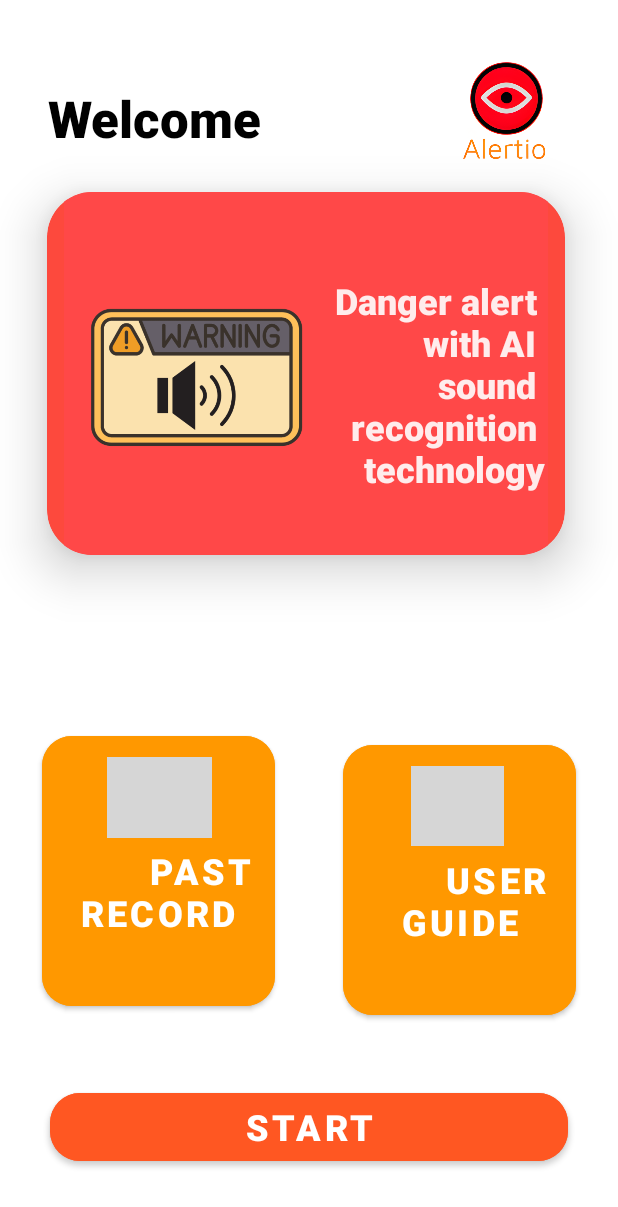
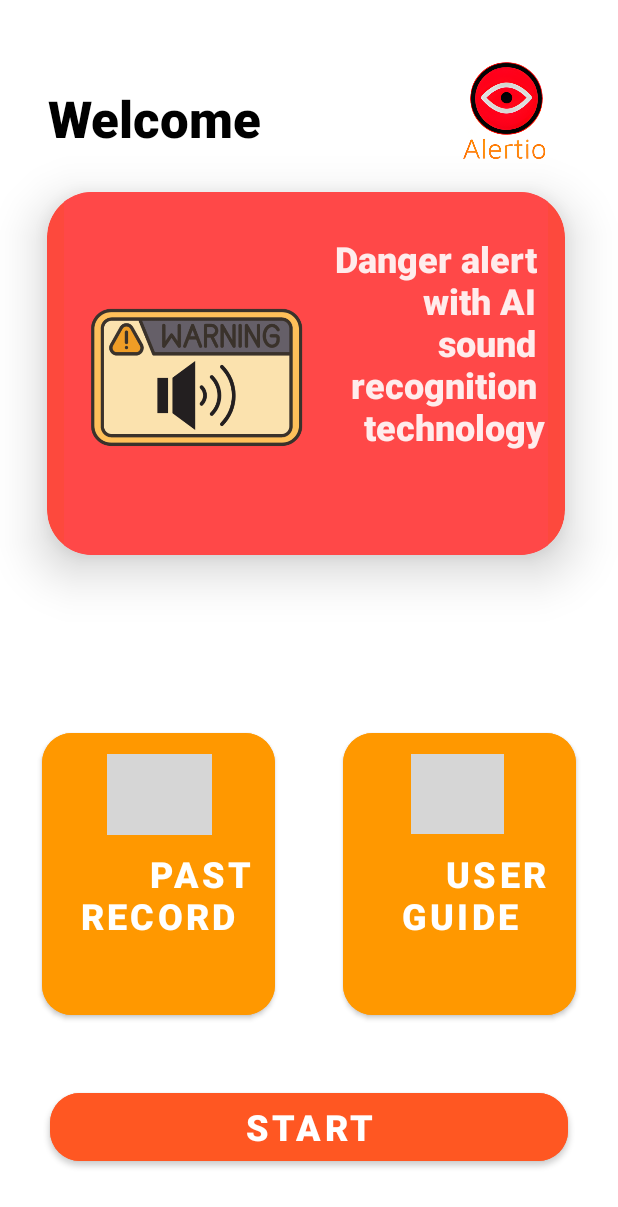
Before and after one commit to u3569037/Alertio, an Android app: the screen it shows after launch (Homepage), on a phone screen of 412 x 824 dp. Shown: the top 1207 px of the screen. Run offline under Robolectric (Android 15) with nearby library versions, the phone set to English and light mode, and no system bars; Roboto replaces fonts that are not available here; grey boxes are pictures that could not be loaded.

```diff
--- a/app/src/main/java/com/example/alertio/PastRecord.kt
+++ b/app/src/main/java/com/example/alertio/PastRecord.kt
@@ -27,7 +27,7 @@ class PastRecord : AppCompatActivity() {
                     temp = ""
                 }
             }
-            Toast.makeText(getBaseContext(), "file read", Toast.LENGTH_SHORT).show()
+            //Toast.makeText(getBaseContext(), "file read", Toast.LENGTH_SHORT).show()
 
         }
             catch (e: Exception) {
--- a/app/src/main/res/layout/activity_homepage.xml
+++ b/app/src/main/res/layout/activity_homepage.xml
@@ -58,11 +58,11 @@
 
         <TextView
             android:id="@+id/cardmsg"
-            android:layout_width="332dp"
+            android:layout_width="332sp"
             android:layout_height="match_parent"
             android:alpha="0.9"
             android:fontFamily="sans-serif-black"
-            android:text="\n\n Danger alert \n  with AI \n sound \n recognition \n technology"
+            android:text="\n Danger alert \n  with AI \n sound \n recognition \n technology"
             android:textAlignment="viewEnd"
             android:textColor="@color/white"
             android:textSize="24sp"
@@ -76,11 +76,11 @@
 
     <Button
         android:id="@+id/recordbutton"
-        android:layout_width="155dp"
-        android:layout_height="192dp"
-        android:layout_marginStart="28dp"
-        android:layout_marginTop="44dp"
-        android:layout_marginBottom="41dp"
+        android:layout_width="155sp"
+        android:layout_height="200sp"
+        android:layout_marginStart="28sp"
+        android:layout_marginTop="44sp"
+        android:layout_marginBottom="40sp"
         android:backgroundTint="#FF9800"
         android:fontFamily="sans-serif-black"
         android:text="\t \t \t \t \t \t \t \t \t \t \t \t  Past record"
@@ -90,15 +90,15 @@
         app:layout_constraintBottom_toTopOf="@+id/startbutton"
         app:layout_constraintStart_toStartOf="parent"
         app:layout_constraintTop_toBottomOf="@+id/cardView"
-        app:layout_constraintVertical_bias="0.941" />
+        app:layout_constraintVertical_bias="1.0" />
 
     <Button
         android:id="@+id/guidebutton"
-        android:layout_width="155dp"
-        android:layout_height="192dp"
-        android:layout_marginTop="45dp"
-        android:layout_marginEnd="28dp"
-        android:layout_marginBottom="40dp"
+        android:layout_width="155sp"
+        android:layout_height="200sp"
+        android:layout_marginTop="45sp"
+        android:layout_marginEnd="28sp"
+        android:layout_marginBottom="40sp"
         android:backgroundTint="#FF9800"
         android:fontFamily="sans-serif-black"
         android:text="\t \t \t \t \t \t \t \t \t \t \t \t User guide"
--- a/app/src/main/res/layout/activity_list_item.xml
+++ b/app/src/main/res/layout/activity_list_item.xml
@@ -14,7 +14,7 @@
         android:paddingBottom="1sp"
         android:text="Bicycle"
         android:textColor="#F44336"
-        android:textSize="20sp"
+        android:textSize="16sp"
         android:textStyle="bold"
         tools:fontFamily="sans-serif-medium" />
 
@@ -27,7 +27,7 @@
         android:paddingBottom="1sp"
         android:text="20221118 12:22:39"
         android:textColor="#000000"
-        android:textSize="18sp"
+        android:textSize="16sp"
         android:textStyle="bold" />
 
 </LinearLayout>
```
